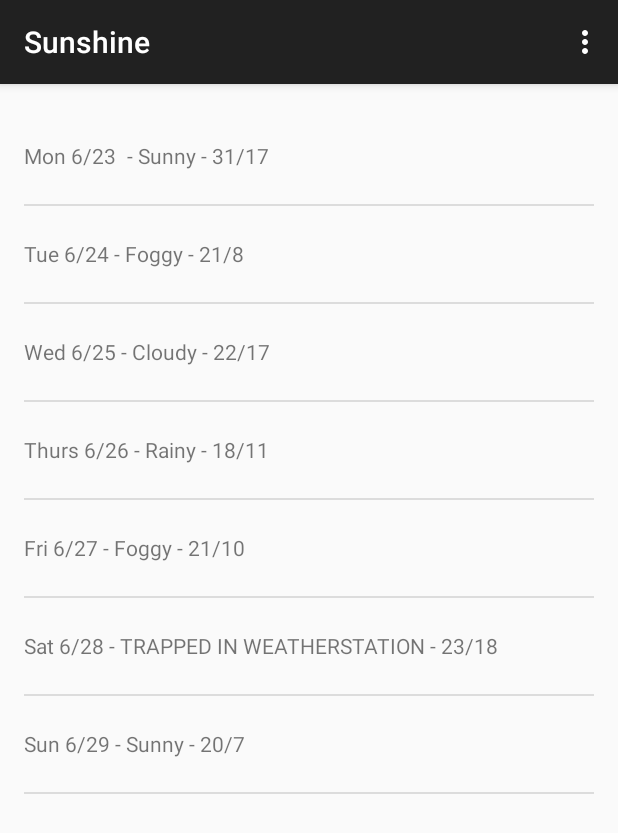
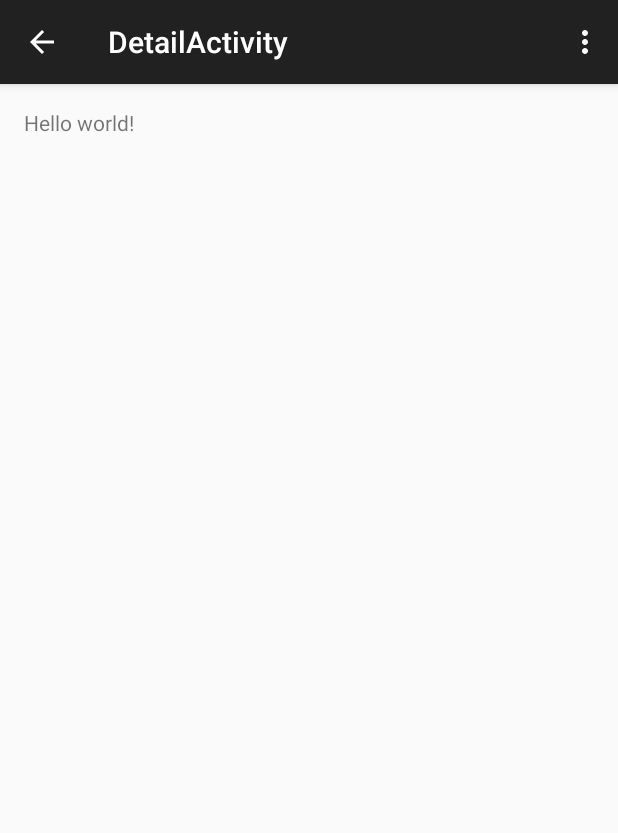
Before and after one commit to zulfiyagit/Sunshine, an Android app: the screen it shows after launch (MainActivity before the commit, DetailActivity after it), after a tap on an icon or button, on a phone screen of 412 x 824 dp. Shown: the top 833 px of the screen. Run offline under Robolectric (Android 15) with nearby library versions, the phone set to English and light mode, and no system bars.

Commit message:
Adding DetailActivity.java and changing OnItemClickListener

```diff
--- a/app/src/main/AndroidManifest.xml
+++ b/app/src/main/AndroidManifest.xml
@@ -23,6 +23,14 @@
             android:name=".ForecastFragment"
             android:label="@string/title_activity_forecast_fragment" >
         </activity>
+        <activity
+            android:name=".DetailActivity"
+            android:label="@string/title_activity_detail"
+            android:parentActivityName=".MainActivity" >
+            <meta-data
+                android:name="android.support.PARENT_ACTIVITY"
+                android:value="MainActivity" />
+        </activity>
     </application>
 
 </manifest>
--- /dev/null
+++ b/app/src/main/java/zulfiya/kz/edu/sdu/sunshine/DetailActivity.java
@@ -0,0 +1,74 @@
+package zulfiya.kz.edu.sdu.sunshine;
+
+import android.support.v7.app.ActionBarActivity;
+import android.support.v4.app.Fragment;
+import android.os.Bundle;
+import android.view.LayoutInflater;
+import android.view.Menu;
+import android.view.MenuItem;
+import android.view.View;
+import android.view.ViewGroup;
+
+
+import android.os.Bundle;
+import android.support.v4.app.Fragment;
+import android.support.v7.app.ActionBarActivity;
+import android.view.LayoutInflater;
+import android.view.Menu;
+import android.view.MenuItem;
+import android.view.View;
+import android.view.ViewGroup;
+
+public class DetailActivity extends ActionBarActivity {
+
+    @Override
+    protected void onCreate(Bundle savedInstanceState) {
+        super.onCreate(savedInstanceState);
+        setContentView(R.layout.activity_detail);
+        if (savedInstanceState == null) {
+            getSupportFragmentManager().beginTransaction()
+                    .add(R.id.container, new PlaceholderFragment())
+                    .commit();
+        }
+    }
+
+
+    @Override
+    public boolean onCreateOptionsMenu(Menu menu) {
+        // Inflate the menu; this adds items to the action bar if it is present.
+        getMenuInflater().inflate(R.menu.detail, menu);
+        return true;
+    }
+
+    @Override
+    public boolean onOptionsItemSelected(MenuItem item) {
+        // Handle action bar item clicks here. The action bar will
+        // automatically handle clicks on the Home/Up button, so long
+        // as you specify a parent activity in AndroidManifest.xml.
+        int id = item.getItemId();
+
+        //noinspection SimplifiableIfStatement
+        if (id == R.id.action_settings) {
+            return true;
+        }
+
+        return super.onOptionsItemSelected(item);
+    }
+
+    /**
+     * A placeholder fragment containing a simple view.
+     */
+    public static class PlaceholderFragment extends Fragment {
+
+        public PlaceholderFragment() {
+        }
+
+        @Override
+        public View onCreateView(LayoutInflater inflater, ViewGroup container,
+                                 Bundle savedInstanceState) {
+
+            View rootView = inflater.inflate(R.layout.fragment_detail, container, false);
+            return rootView;
+        }
+    }
+}
--- a/app/src/main/java/zulfiya/kz/edu/sdu/sunshine/ForecastFragment.java
+++ b/app/src/main/java/zulfiya/kz/edu/sdu/sunshine/ForecastFragment.java
@@ -1,5 +1,6 @@
 package zulfiya.kz.edu.sdu.sunshine;
 
+import android.content.Intent;
 import android.net.Uri;
 import android.os.AsyncTask;
 import android.support.annotation.Nullable;
@@ -103,9 +104,14 @@ public class ForecastFragment extends Fragment {
         listView.setOnItemClickListener(new AdapterView.OnItemClickListener() {
             @Override
             public void onItemClick(AdapterView<?> parent, View view, int position, long id) {
-                Toast.makeText(getContext(), position, Toast.LENGTH_LONG).show();
+                String forecast = mForecastAdapter.getItem(position);
+                //Toast.makeText(getActivity(), forecast, Toast.LENGTH_LONG).show();
+                Intent intent = new Intent(getActivity(), DetailActivity.class)
+                        .putExtra(Intent.EXTRA_TEXT, forecast);
+                startActivity(intent);
             }
         });
+
 
 
 
--- /dev/null
+++ b/app/src/main/res/layout/activity_detail.xml
@@ -0,0 +1,4 @@
+<FrameLayout xmlns:android="http://schemas.android.com/apk/res/android"
+    xmlns:tools="http://schemas.android.com/tools" android:id="@+id/container"
+    android:layout_width="match_parent" android:layout_height="match_parent"
+    tools:context="com.example.android.sunshine.app.DetailActivity" tools:ignore="MergeRootFrame" />
--- /dev/null
+++ b/app/src/main/res/layout/fragment_detail.xml
@@ -0,0 +1,12 @@
+<RelativeLayout xmlns:android="http://schemas.android.com/apk/res/android"
+    xmlns:tools="http://schemas.android.com/tools" android:layout_width="match_parent"
+    android:layout_height="match_parent" android:paddingLeft="@dimen/activity_horizontal_margin"
+    android:paddingRight="@dimen/activity_horizontal_margin"
+    android:paddingTop="@dimen/activity_vertical_margin"
+    android:paddingBottom="@dimen/activity_vertical_margin"
+    tools:context="zulfiya.kz.edu.sdu.sunshine.DetailActivity$PlaceholderFragment">
+
+    <TextView android:text="@string/hello_world" android:layout_width="wrap_content"
+        android:layout_height="wrap_content" />
+
+</RelativeLayout>
--- /dev/null
+++ b/app/src/main/res/menu/detail.xml
@@ -0,0 +1,7 @@
+<menu xmlns:android="http://schemas.android.com/apk/res/android"
+    xmlns:app="http://schemas.android.com/apk/res-auto"
+    xmlns:tools="http://schemas.android.com/tools"
+    tools:context="zulfiya.kz.edu.sdu.sunshine.DetailActivity">
+    <item android:id="@+id/action_settings" android:title="@string/action_settings"
+        android:orderInCategory="100" app:showAsAction="never" />
+</menu>
--- a/app/src/main/res/values/strings.xml
+++ b/app/src/main/res/values/strings.xml
@@ -6,5 +6,6 @@
     <string name="action_settings">Settings</string>
     <string name="title_activity_forecast_fragment">ForecastFragment</string>
     <string name="action_refresh">Refresh</string>
+    <string name="title_activity_detail">DetailActivity</string>
 
 </resources>
```
